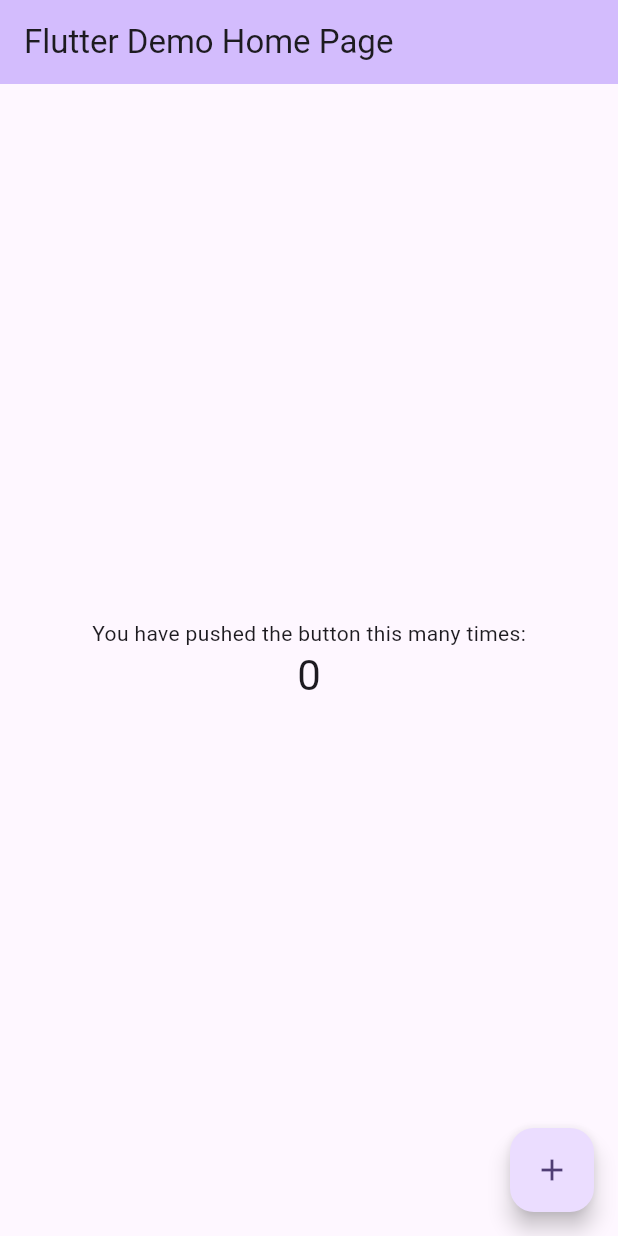
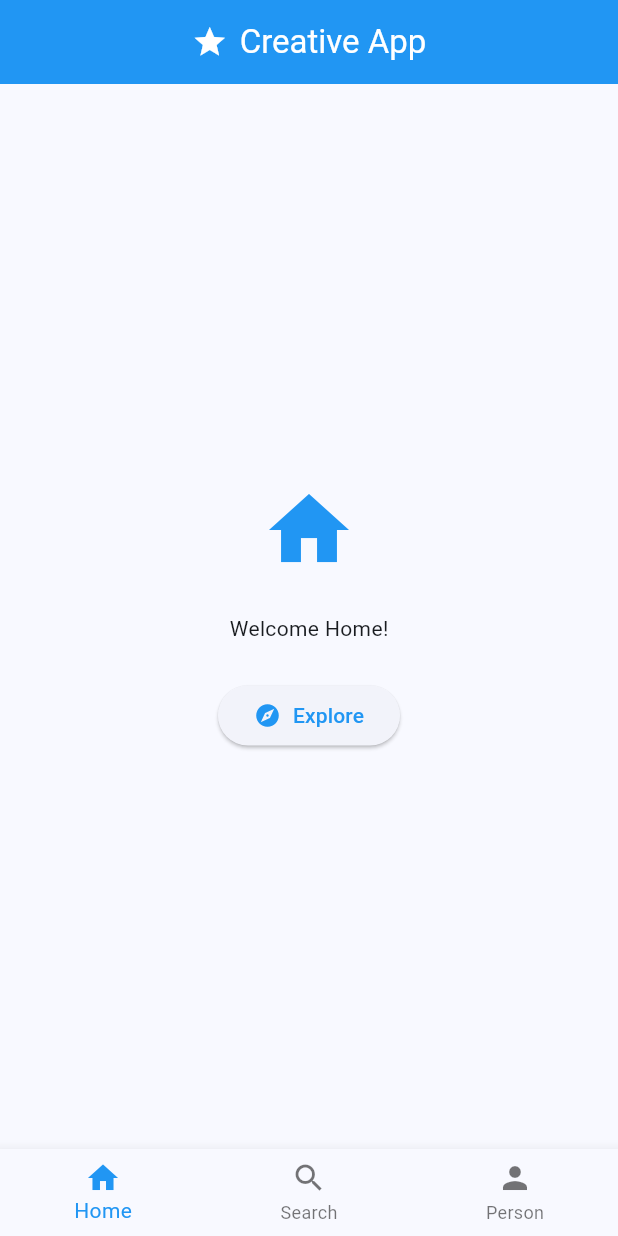
Before and after one commit to BugMaker69/YAT, a Flutter app: the screen it shows after launch, on a phone screen of 412 x 824 dp. Run offline on Flutter 3.47's test engine with Material 3 defaults, Android fonts, the phone set to English and light mode, and no system bars.

Commit message:
Bottom Navigation Task

```diff
--- /dev/null
+++ b/flutter_project/flutter_project/lib/bottom_nav/home_page.dart
@@ -0,0 +1,31 @@
+import 'package:flutter/material.dart';
+
+class HomeScreen extends StatelessWidget {
+  const HomeScreen({super.key});
+
+  @override
+  Widget build(BuildContext context) {
+    return Center(
+      child: Column(
+        mainAxisAlignment: MainAxisAlignment.center,
+        children: [
+          Icon(Icons.home, size: 64),
+          SizedBox(height: 24),
+          Text("Welcome Home!"),
+          SizedBox(height: 24),
+          ElevatedButton(
+            onPressed: () {},
+            child: Row(
+              mainAxisSize: MainAxisSize.min,
+              children: [
+                Icon(Icons.explore),
+                SizedBox(width: 8),
+                Text("Explore"),
+              ],
+            ),
+          ),
+        ],
+      ),
+    );
+  }
+}
--- /dev/null
+++ b/flutter_project/flutter_project/lib/bottom_nav/main_page.dart
@@ -0,0 +1,46 @@
+import 'package:flutter/material.dart';
+import 'package:flutter_project/bottom_nav/home_page.dart';
+import 'package:flutter_project/bottom_nav/profile_page.dart';
+import 'package:flutter_project/bottom_nav/search_page.dart';
+
+class MainScreen extends StatefulWidget {
+  const MainScreen({super.key});
+
+  @override
+  State<MainScreen> createState() => _MainScreen();
+}
+
+class _MainScreen extends State<MainScreen> {
+  var list = [HomeScreen(), SearchScreen(), ProfileScreen()];
+  var currentIndex = 0;
+  @override
+  Widget build(BuildContext context) {
+    return Scaffold(
+      appBar: AppBar(
+        centerTitle: true,
+        title: Row(
+          mainAxisSize: MainAxisSize.min,
+          children: [
+            Icon(Icons.star),
+            SizedBox(width: 8),
+            Text("Creative App"),
+          ],
+        ),
+      ),
+      body: list[currentIndex],
+      bottomNavigationBar: BottomNavigationBar(
+        items: [
+          BottomNavigationBarItem(icon: Icon(Icons.home), label: "Home"),
+          BottomNavigationBarItem(icon: Icon(Icons.search), label: "Search"),
+          BottomNavigationBarItem(icon: Icon(Icons.person), label: "Person"),
+        ],
+        currentIndex: currentIndex,
+        onTap: (value) {
+          setState(() {
+            currentIndex = value;
+          });
+        },
+      ),
+    );
+  }
+}
--- a/flutter_project/flutter_project/lib/main.dart
+++ b/flutter_project/flutter_project/lib/main.dart
@@ -1,4 +1,5 @@
 import 'package:flutter/material.dart';
+import 'package:flutter_project/bottom_nav/main_page.dart';
 
 void main() {
   runApp(const MyApp());
@@ -7,119 +8,30 @@ void main() {
 class MyApp extends StatelessWidget {
   const MyApp({super.key});
 
-  // This widget is the root of your application.
   @override
   Widget build(BuildContext context) {
     return MaterialApp(
+      debugShowCheckedModeBanner: false,
       title: 'Flutter Demo',
       theme: ThemeData(
-        // This is the theme of your application.
-        //
-        // TRY THIS: Try running your application with "flutter run". You'll see
-        // the application has a blue toolbar. Then, without quitting the app,
-        // try changing the seedColor in the colorScheme below to Colors.green
-        // and then invoke "hot reload" (save your changes or press the "hot
-        // reload" button in a Flutter-supported IDE, or press "r" if you used
-        // the command line to start the app).
-        //
-        // Notice that the counter didn't reset back to zero; the application
-        // state is not lost during the reload. To reset the state, use hot
-        // restart instead.
-        //
-        // This works for code too, not just values: Most code changes can be
-        // tested with just a hot reload.
-        colorScheme: ColorScheme.fromSeed(seedColor: Colors.deepPurple),
+        appBarTheme: AppBarTheme(
+          backgroundColor: Colors.blue,
+          foregroundColor: Colors.white,
+        ),
+        colorScheme: ColorScheme.fromSeed(
+          seedColor: Colors.blue,
+          primary: Colors.blue,
+        ),
+        textTheme: TextTheme(
+          bodyLarge: TextStyle(
+            color: Colors.blue,
+            fontSize: 36,
+          ),
+        ),
+        iconTheme: IconThemeData(color: Colors.blue),
         useMaterial3: true,
       ),
-      home: const MyHomePage(title: 'Flutter Demo Home Page'),
+      home: MainScreen(),
     );
   }
 }
-
-class MyHomePage extends StatefulWidget {
-  const MyHomePage({super.key, required this.title});
-
-  // This widget is the home page of your application. It is stateful, meaning
-  // that it has a State object (defined below) that contains fields that affect
-  // how it looks.
-
-  // This class is the configuration for the state. It holds the values (in this
-  // case the title) provided by the parent (in this case the App widget) and
-  // used by the build method of the State. Fields in a Widget subclass are
-  // always marked "final".
-
-  final String title;
-
-  @override
-  State<MyHomePage> createState() => _MyHomePageState();
-}
-
-class _MyHomePageState extends State<MyHomePage> {
-  int _counter = 0;
-
-  void _incrementCounter() {
-    setState(() {
-      // This call to setState tells the Flutter framework that something has
-      // changed in this State, which causes it to rerun the build method below
-      // so that the display can reflect the updated values. If we changed
-      // _counter without calling setState(), then the build method would not be
-      // called again, and so nothing would appear to happen.
-      _counter++;
-    });
-  }
-
-  @override
-  Widget build(BuildContext context) {
-    // This method is rerun every time setState is called, for instance as done
-    // by the _incrementCounter method above.
-    //
-    // The Flutter framework has been optimized to make rerunning build methods
-    // fast, so that you can just rebuild anything that needs updating rather
-    // than having to individually change instances of widgets.
-    return Scaffold(
-      appBar: AppBar(
-        // TRY THIS: Try changing the color here to a specific color (to
-        // Colors.amber, perhaps?) and trigger a hot reload to see the AppBar
-        // change color while the other colors stay the same.
-        backgroundColor: Theme.of(context).colorScheme.inversePrimary,
-        // Here we take the value from the MyHomePage object that was created by
-        // the App.build method, and use it to set our appbar title.
-        title: Text(widget.title),
-      ),
-      body: Center(
-        // Center is a layout widget. It takes a single child and positions it
-        // in the middle of the parent.
-        child: Column(
-          // Column is also a layout widget. It takes a list of children and
-          // arranges them vertically. By default, it sizes itself to fit its
-          // children horizontally, and tries to be as tall as its parent.
-          //
-          // Column has various properties to control how it sizes itself and
-          // how it positions its children. Here we use mainAxisAlignment to
-          // center the children vertically; the main axis here is the vertical
-          // axis because Columns are vertical (the cross axis would be
-          // horizontal).
-          //
-          // TRY THIS: Invoke "debug painting" (choose the "Toggle Debug Paint"
-          // action in the IDE, or press "p" in the console), to see the
-          // wireframe for each widget.
-          mainAxisAlignment: MainAxisAlignment.center,
-          children: <Widget>[
-            const Text(
-              'You have pushed the button this many times:',
-            ),
-            Text(
-              '$_counter',
-              style: Theme.of(context).textTheme.headlineMedium,
-            ),
-          ],
-        ),
-      ),
-      floatingActionButton: FloatingActionButton(
-        onPressed: _incrementCounter,
-        tooltip: 'Increment',
-        child: const Icon(Icons.add),
-      ), // This trailing comma makes auto-formatting nicer for build methods.
-    );
-  }
-}
```
Also changed, not shown: flutter_project/flutter_project/lib/bottom_nav/profile_page.dart (added, +31 -0 lines), flutter_project/flutter_project/lib/bottom_nav/search_page.dart (added, +31 -0 lines).
